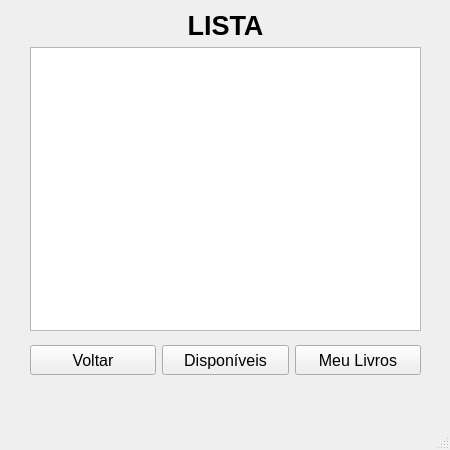
First picture: the form in Aulas_Revisão/11_2024/Dia 11/project/ui/lista_window.ui, repository OSepiliF/Curso-SENAC, before the edit.
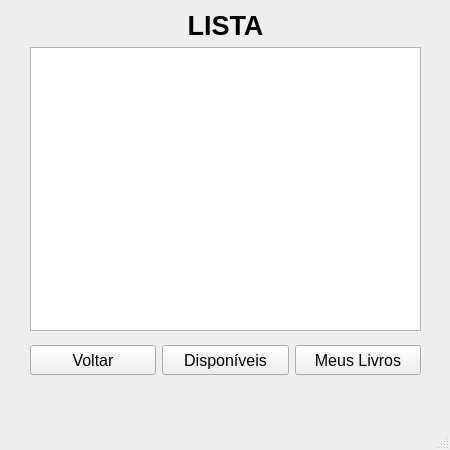
Second picture: the form after the edit.

```diff
--- a/Aulas_Revisão/11_2024/Dia 11/project/ui/lista_window.ui
+++ b/Aulas_Revisão/11_2024/Dia 11/project/ui/lista_window.ui
@@ -74,7 +74,7 @@
         </font>
        </property>
        <property name="text">
-        <string>Meu Livros</string>
+        <string>Meus Livros</string>
        </property>
       </widget>
      </item>
```
